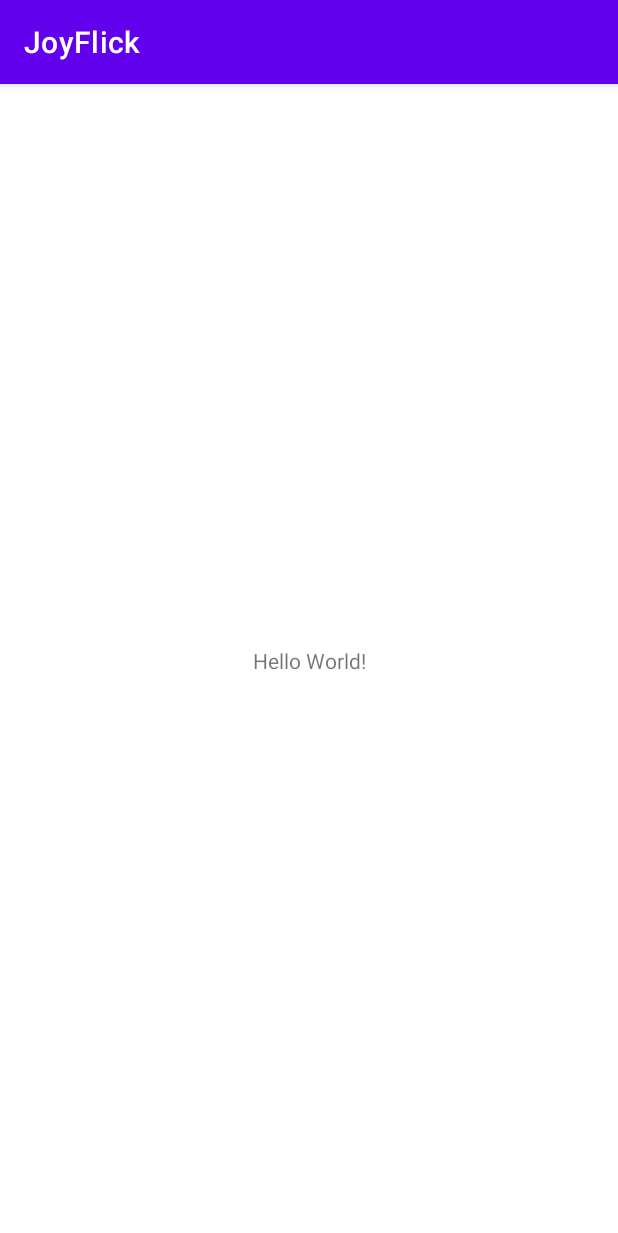
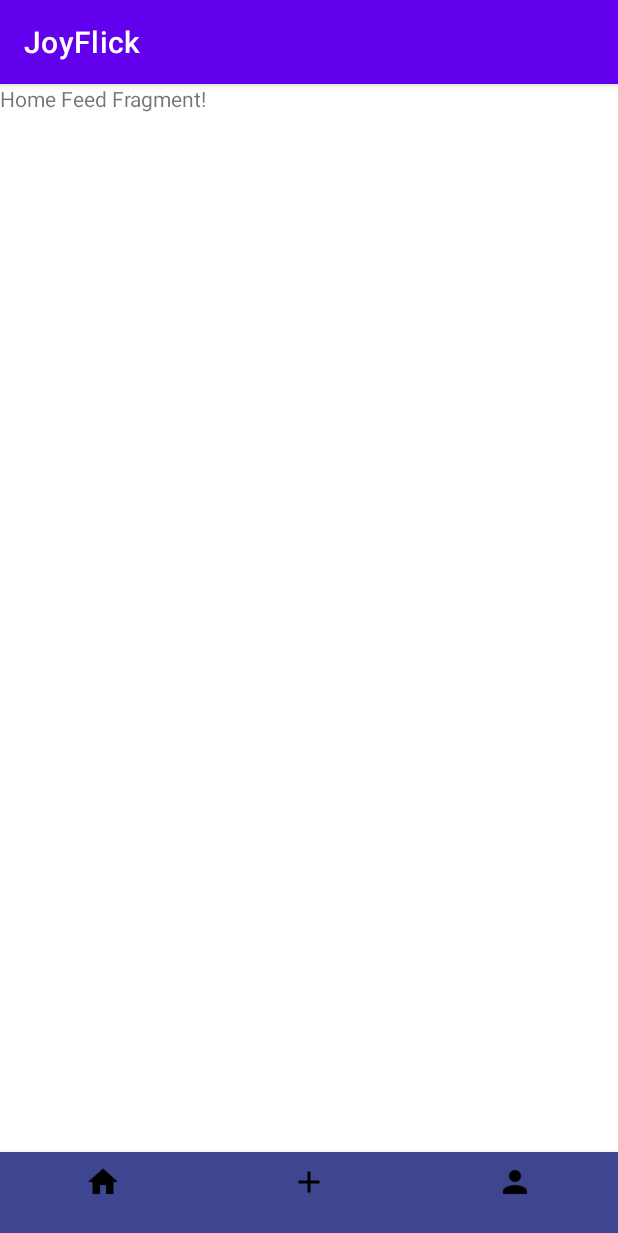
Before and after one commit to JoyFlickTeam/joyflick, an Android app: the screen it shows after launch (MainActivity), on a phone screen of 412 x 824 dp. Shown: the top 1233 px of the screen. Run offline under Robolectric (Android 15) with nearby library versions, the phone set to English and light mode, and no system bars.

Commit message:
Navbar with basic fragments, added dependencies

```diff
--- a/app/src/main/java/com/joyflick/MainActivity.java
+++ b/app/src/main/java/com/joyflick/MainActivity.java
@@ -1,14 +1,50 @@
 package com.joyflick;
 
+import androidx.annotation.NonNull;
 import androidx.appcompat.app.AppCompatActivity;
+import androidx.fragment.app.Fragment;
+import androidx.fragment.app.FragmentManager;
 
 import android.os.Bundle;
+import android.view.MenuItem;
+
+import com.google.android.material.bottomnavigation.BottomNavigationView;
+import com.joyflick.fragments.FeedFragment;
+import com.joyflick.fragments.PostFragment;
+import com.joyflick.fragments.ProfileFragment;
 
 public class MainActivity extends AppCompatActivity {
+    public static final String TAG = "MainActivity";
+    private BottomNavigationView bottomNavigationView;
+    final FragmentManager fragmentManager = getSupportFragmentManager();
 
     @Override
     protected void onCreate(Bundle savedInstanceState) {
         super.onCreate(savedInstanceState);
         setContentView(R.layout.activity_main);
+
+        bottomNavigationView = findViewById(R.id.bottomNavigation);
+        bottomNavigationView.setItemIconTintList(null);
+        bottomNavigationView.setOnNavigationItemSelectedListener(new BottomNavigationView.OnNavigationItemSelectedListener() {
+            @Override
+            public boolean onNavigationItemSelected(@NonNull MenuItem menuItem){
+                Fragment fragment;
+                switch (menuItem.getItemId()) {
+                    case R.id.action_home:
+                        fragment = new FeedFragment();
+                        break;
+                    case R.id.action_post:
+                        fragment = new PostFragment();
+                        break;
+                    case R.id.action_profile:
+                    default:
+                        fragment = new ProfileFragment();
+                        break;
+                }
+                fragmentManager.beginTransaction().replace(R.id.flContainer, fragment).commit();
+                return true;
+            }
+        });
+        bottomNavigationView.setSelectedItemId(R.id.action_home);
     }
 }
--- /dev/null
+++ b/app/src/main/java/com/joyflick/fragments/FeedFragment.java
@@ -0,0 +1,19 @@
+package com.joyflick.fragments;
+
+import android.os.Bundle;
+import android.view.LayoutInflater;
+import android.view.View;
+import android.view.ViewGroup;
+
+import androidx.fragment.app.Fragment;
+
+import com.joyflick.R;
+
+public class FeedFragment extends Fragment {
+    @Override
+    public View onCreateView(LayoutInflater inflater, ViewGroup container,
+                             Bundle savedInstanceState) {
+        // Inflate the layout for this fragment
+        return inflater.inflate(R.layout.fragment_feed, container, false);
+    }
+}
--- a/app/src/main/res/layout/activity_main.xml
+++ b/app/src/main/res/layout/activity_main.xml
@@ -1,18 +1,22 @@
 <?xml version="1.0" encoding="utf-8"?>
-<androidx.constraintlayout.widget.ConstraintLayout xmlns:android="http://schemas.android.com/apk/res/android"
+<RelativeLayout xmlns:android="http://schemas.android.com/apk/res/android"
     xmlns:app="http://schemas.android.com/apk/res-auto"
     xmlns:tools="http://schemas.android.com/tools"
     android:layout_width="match_parent"
     android:layout_height="match_parent"
     tools:context=".MainActivity">
 
-    <TextView
-        android:layout_width="wrap_content"
+    <FrameLayout
+        android:id="@+id/flContainer"
+        android:layout_width="match_parent"
+        android:layout_height="match_parent"
+        android:layout_above="@id/bottomNavigation" />
+
+    <com.google.android.material.bottomnavigation.BottomNavigationView
+        android:id="@+id/bottomNavigation"
+        android:layout_width="match_parent"
         android:layout_height="wrap_content"
-        android:text="Hello World!"
-        app:layout_constraintBottom_toBottomOf="parent"
-        app:layout_constraintLeft_toLeftOf="parent"
-        app:layout_constraintRight_toRightOf="parent"
-        app:layout_constraintTop_toTopOf="parent" />
-
-</androidx.constraintlayout.widget.ConstraintLayout>
+        android:layout_alignParentBottom="true"
+        android:background="#3E468F"
+        app:menu="@menu/menu_bottom_navigation" />
+</RelativeLayout>
--- /dev/null
+++ b/app/src/main/res/layout/fragment_feed.xml
@@ -0,0 +1,14 @@
+<?xml version="1.0" encoding="utf-8"?>
+<androidx.constraintlayout.widget.ConstraintLayout xmlns:android="http://schemas.android.com/apk/res/android"
+    xmlns:tools="http://schemas.android.com/tools"
+    android:layout_width="match_parent"
+    android:layout_height="match_parent">
+
+    <TextView
+        android:id="@+id/tvFeed"
+        android:layout_width="wrap_content"
+        android:layout_height="wrap_content"
+        android:text="Home Feed Fragment!"
+        tools:layout_editor_absoluteX="130dp"
+        tools:layout_editor_absoluteY="174dp" />
+</androidx.constraintlayout.widget.ConstraintLayout>
--- /dev/null
+++ b/app/src/main/res/menu/menu_bottom_navigation.xml
@@ -0,0 +1,19 @@
+<?xml version="1.0" encoding="utf-8"?>
+<menu xmlns:android="http://schemas.android.com/apk/res/android"
+    xmlns:app="http://schemas.android.com/apk/res-auto">
+    <item
+        android:id="@+id/action_home"
+        android:icon="@drawable/home"
+        android:title=""
+        app:showAsAction="always" />
+    <item
+        android:id="@+id/action_post"
+        android:icon="@drawable/post"
+        android:title=""
+        app:showAsAction="always" />
+    <item
+        android:id="@+id/action_profile"
+        android:icon="@drawable/profile"
+        android:title=""
+        app:showAsAction="always" />
+</menu>
--- a/settings.gradle
+++ b/settings.gradle
@@ -4,6 +4,7 @@ dependencyResolutionManagement {
         google()
         mavenCentral()
         jcenter() // Warning: this repository is going to shut down soon
+        maven { url "https://jitpack.io" }
     }
 }
 rootProject.name = "JoyFlick"
```
Also changed, not shown: app/build.gradle (+6 -1 lines), app/src/main/java/com/joyflick/fragments/PostFragment.java (added, +19 -0 lines), app/src/main/java/com/joyflick/fragments/ProfileFragment.java (added, +19 -0 lines), app/src/main/res/layout/fragment_post.xml (added, +14 -0 lines), app/src/main/res/layout/fragment_profile.xml (added, +14 -0 lines), app/src/main/res/drawable/home.png (added), app/src/main/res/drawable/post.png (added), app/src/main/res/drawable/profile.png (added).
